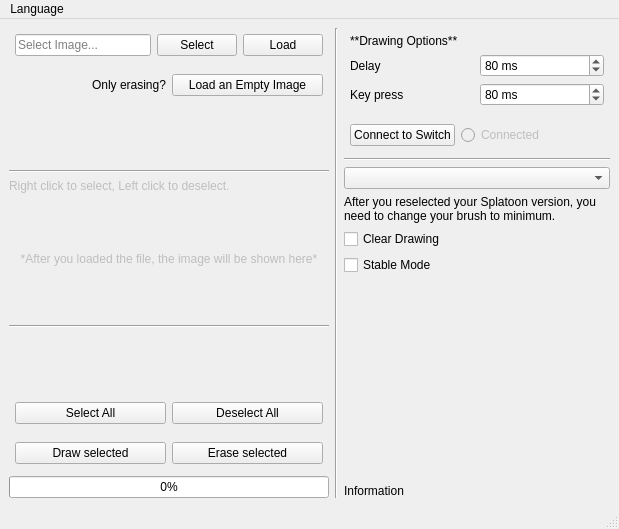
This is splatplost/gui/plotter.ui in Victrid/splatplost as Qt 5 draws it before an edit. The edited form follows.
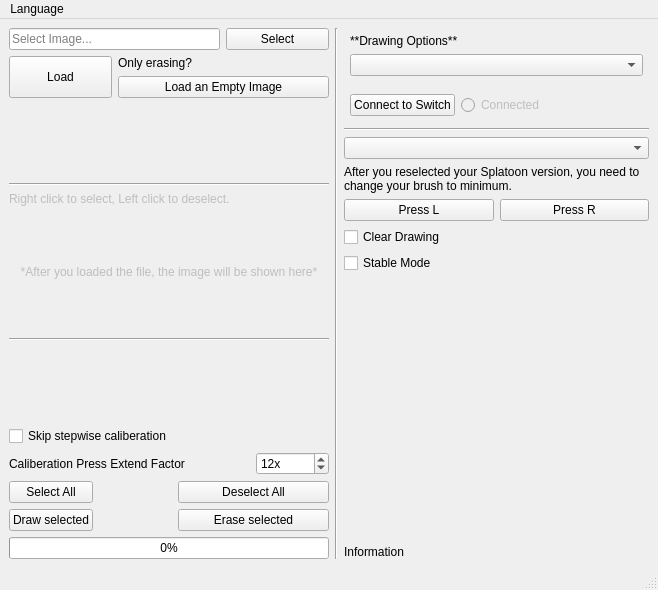
This is the edited form.

What changed in the file:
```diff
--- a/splatplost/gui/plotter.ui
+++ b/splatplost/gui/plotter.ui
@@ -6,8 +6,8 @@
    <rect>
     <x>0</x>
     <y>0</y>
-    <width>619</width>
-    <height>529</height>
+    <width>658</width>
+    <height>590</height>
    </rect>
   </property>
   <property name="windowTitle">
@@ -18,23 +18,8 @@
     <item>
      <layout class="QVBoxLayout" name="verticalLayout">
       <item>
-       <layout class="QHBoxLayout" name="image_select_layout">
-        <property name="sizeConstraint">
-         <enum>QLayout::SetDefaultConstraint</enum>
-        </property>
-        <property name="leftMargin">
-         <number>6</number>
-        </property>
-        <property name="topMargin">
-         <number>6</number>
-        </property>
-        <property name="rightMargin">
-         <number>6</number>
-        </property>
-        <property name="bottomMargin">
-         <number>6</number>
-        </property>
-        <item>
+       <layout class="QGridLayout" name="gridLayout_3">
+        <item row="0" column="0" colspan="2">
          <widget class="QLineEdit" name="file_loc">
           <property name="text">
            <string/>
@@ -50,47 +35,37 @@
           </property>
          </widget>
         </item>
-        <item>
+        <item row="0" column="2">
          <widget class="QPushButton" name="open_file">
           <property name="text">
            <string>Select</string>
           </property>
          </widget>
         </item>
-        <item>
+        <item row="1" column="0" rowspan="2">
          <widget class="QPushButton" name="read_file">
+          <property name="sizePolicy">
+           <sizepolicy hsizetype="Minimum" vsizetype="Minimum">
+            <horstretch>0</horstretch>
+            <verstretch>0</verstretch>
+           </sizepolicy>
+          </property>
           <property name="text">
            <string>Load</string>
           </property>
          </widget>
         </item>
-       </layout>
-      </item>
-      <item>
-       <layout class="QHBoxLayout" name="LoadEmptyLayout">
-        <property name="leftMargin">
-         <number>6</number>
-        </property>
-        <property name="topMargin">
-         <number>6</number>
-        </property>
-        <property name="rightMargin">
-         <number>6</number>
-        </property>
-        <property name="bottomMargin">
-         <number>6</number>
-        </property>
-        <item>
+        <item row="1" column="1" colspan="2">
          <widget class="QLabel" name="label_5">
           <property name="text">
            <string>Only erasing?</string>
           </property>
           <property name="alignment">
-           <set>Qt::AlignRight|Qt::AlignTrailing|Qt::AlignVCenter</set>
+           <set>Qt::AlignLeading|Qt::AlignLeft|Qt::AlignVCenter</set>
           </property>
          </widget>
         </item>
-        <item>
+        <item row="2" column="1" colspan="2">
          <widget class="QPushButton" name="load_white">
           <property name="text">
            <string>Load an Empty Image</string>
@@ -106,7 +81,7 @@
         </property>
         <property name="sizeHint" stdset="0">
          <size>
-          <width>17</width>
+          <width>311</width>
           <height>13</height>
          </size>
         </property>
@@ -129,7 +104,7 @@
         </property>
        </widget>
       </item>
-      <item alignment="Qt::AlignHCenter|Qt::AlignVCenter">
+      <item>
        <widget class="QLabel" name="image">
         <property name="enabled">
          <bool>false</bool>
@@ -180,64 +155,69 @@
         </property>
         <property name="sizeHint" stdset="0">
          <size>
-          <width>17</width>
+          <width>311</width>
           <height>13</height>
          </size>
         </property>
        </spacer>
       </item>
       <item>
-       <layout class="QHBoxLayout" name="selection_layout">
-        <property name="leftMargin">
-         <number>6</number>
-        </property>
-        <property name="topMargin">
-         <number>6</number>
-        </property>
-        <property name="rightMargin">
-         <number>6</number>
-        </property>
-        <property name="bottomMargin">
-         <number>6</number>
-        </property>
-        <item>
+       <layout class="QGridLayout" name="gridLayout">
+        <item row="0" column="0" colspan="3">
+         <widget class="QCheckBox" name="skip_cal">
+          <property name="toolTip">
+           <string>&lt;html&gt;&lt;head/&gt;&lt;body&gt;&lt;p&gt;If your connection is good enough, you can check this to skip stepwise caliberation, i. e. return to corners after drawing each block.&lt;/p&gt;&lt;/body&gt;&lt;/html&gt;</string>
+          </property>
+          <property name="text">
+           <string>Skip stepwise caliberation</string>
+          </property>
+         </widget>
+        </item>
+        <item row="1" column="0" colspan="3">
+         <widget class="QLabel" name="label">
+          <property name="toolTip">
+           <string>&lt;html&gt;&lt;head/&gt;&lt;body&gt;&lt;p&gt;If caliberation steps cannot move to the correct corner, you need to increase the factor.&lt;/p&gt;&lt;/body&gt;&lt;/html&gt;</string>
+          </property>
+          <property name="text">
+           <string>Caliberation Press Extend Factor</string>
+          </property>
+         </widget>
+        </item>
+        <item row="1" column="3">
+         <widget class="QSpinBox" name="cal_time">
+          <property name="suffix">
+           <string>x</string>
+          </property>
+          <property name="minimum">
+           <number>5</number>
+          </property>
+          <property name="value">
+           <number>12</number>
+          </property>
+         </widget>
+        </item>
+        <item row="2" column="0">
          <widget class="QPushButton" name="select_all">
           <property name="text">
            <string>Select All</string>
           </property>
          </widget>
         </item>
-        <item>
-         <widget class="QPushButton" name="deselect_all">
-          <property name="text">
-           <string>Deselect All</string>
-          </property>
-         </widget>
-        </item>
-       </layout>
-      </item>
-      <item>
-       <layout class="QHBoxLayout" name="print_layout">
-        <property name="leftMargin">
-         <number>6</number>
-        </property>
-        <property name="topMargin">
-         <number>6</number>
-        </property>
-        <property name="rightMargin">
-         <number>6</number>
-        </property>
-        <property name="bottomMargin">
-         <number>6</number>
-        </property>
-        <item>
+        <item row="3" column="0">
          <widget class="QPushButton" name="draw_selected">
           <property name="text">
            <string>Draw selected</string>
           </property>
          </widget>
         </item>
-        <item>
+        <item row="2" column="2" colspan="2">
+         <widget class="QPushButton" name="deselect_all">
+          <property name="text">
+           <string>Deselect All</string>
+          </property>
+         </widget>
+        </item>
+        <item row="3" column="2" colspan="2">
          <widget class="QPushButton" name="erase_selected">
           <property name="text">
            <string>Erase selected</string>
@@ -281,38 +261,6 @@
         <property name="bottomMargin">
          <number>6</number>
         </property>
-        <item row="2" column="0">
-         <widget class="QLabel" name="label">
-          <property name="sizePolicy">
-           <sizepolicy hsizetype="Preferred" vsizetype="Preferred">
-            <horstretch>0</horstretch>
-            <verstretch>0</verstretch>
-           </sizepolicy>
-          </property>
-          <property name="text">
-           <string>Delay</string>
-          </property>
-         </widget>
-        </item>
-        <item row="3" column="1">
-         <widget class="QSpinBox" name="key_press_ms">
-          <property name="suffix">
-           <string> ms</string>
-          </property>
-          <property name="minimum">
-           <number>1</number>
-          </property>
-          <property name="maximum">
-           <number>1000</number>
-          </property>
-          <property name="singleStep">
-           <number>1</number>
-          </property>
-          <property name="value">
-           <number>80</number>
-          </property>
-         </widget>
-        </item>
         <item row="1" column="0" colspan="2">
          <widget class="QLabel" name="label_3">
           <property name="text">
@@ -323,29 +271,10 @@
           </property>
          </widget>
         </item>
-        <item row="3" column="0">
-         <widget class="QLabel" name="label_4">
-          <property name="text">
-           <string>Key press</string>
-          </property>
-         </widget>
-        </item>
-        <item row="2" column="1">
-         <widget class="QSpinBox" name="delay_ms">
-          <property name="suffix">
-           <string> ms</string>
-          </property>
-          <property name="prefix">
-           <string/>
-          </property>
-          <property name="minimum">
-           <number>1</number>
-          </property>
-          <property name="maximum">
-           <number>1000</number>
-          </property>
-          <property name="value">
-           <number>80</number>
+        <item row="2" column="0" colspan="2">
+         <widget class="QComboBox" name="backend_selector">
+          <property name="placeholderText">
+           <string>Select a connect backend...</string>
           </property>
          </widget>
         </item>
@@ -424,6 +353,24 @@
         </property>
        </widget>
       </item>
+      <item>
+       <layout class="QHBoxLayout" name="horizontalLayout_2">
+        <item>
+         <widget class="QPushButton" name="press_l">
+          <property name="text">
+           <string>Press L</string>
+          </property>
+         </widget>
+        </item>
+        <item>
+         <widget class="QPushButton" name="press_r">
+          <property name="text">
+           <string>Press R</string>
+          </property>
+         </widget>
+        </item>
+       </layout>
+      </item>
       <item>
        <widget class="QCheckBox" name="clear_drawing">
         <property name="text">
@@ -471,7 +418,7 @@
     <rect>
      <x>0</x>
      <y>0</y>
-     <width>619</width>
+     <width>658</width>
      <height>34</height>
     </rect>
    </property>
```
Left out of the diff: 6 changed lines with no effect on the pictures.
